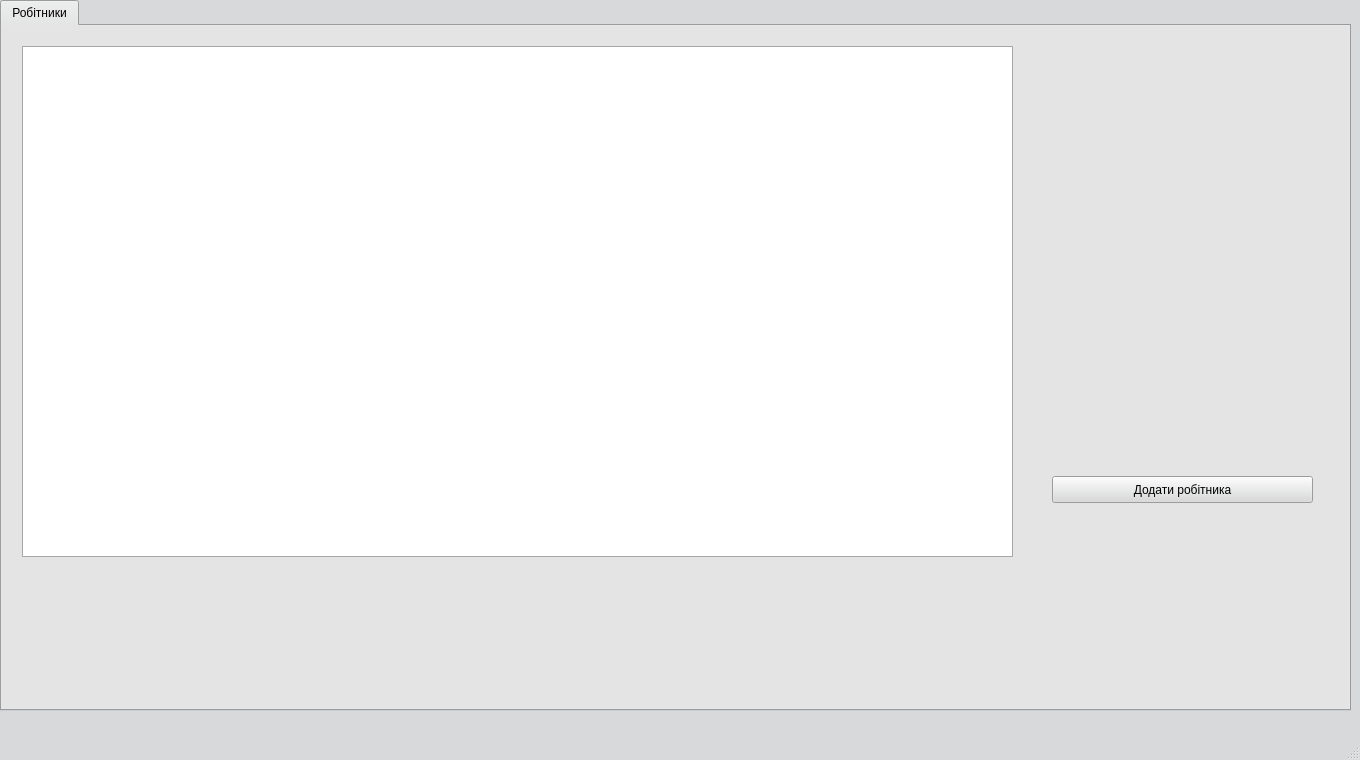
First picture: the form in hr_department.ui, repository landrew31/db_course_work, before the edit.
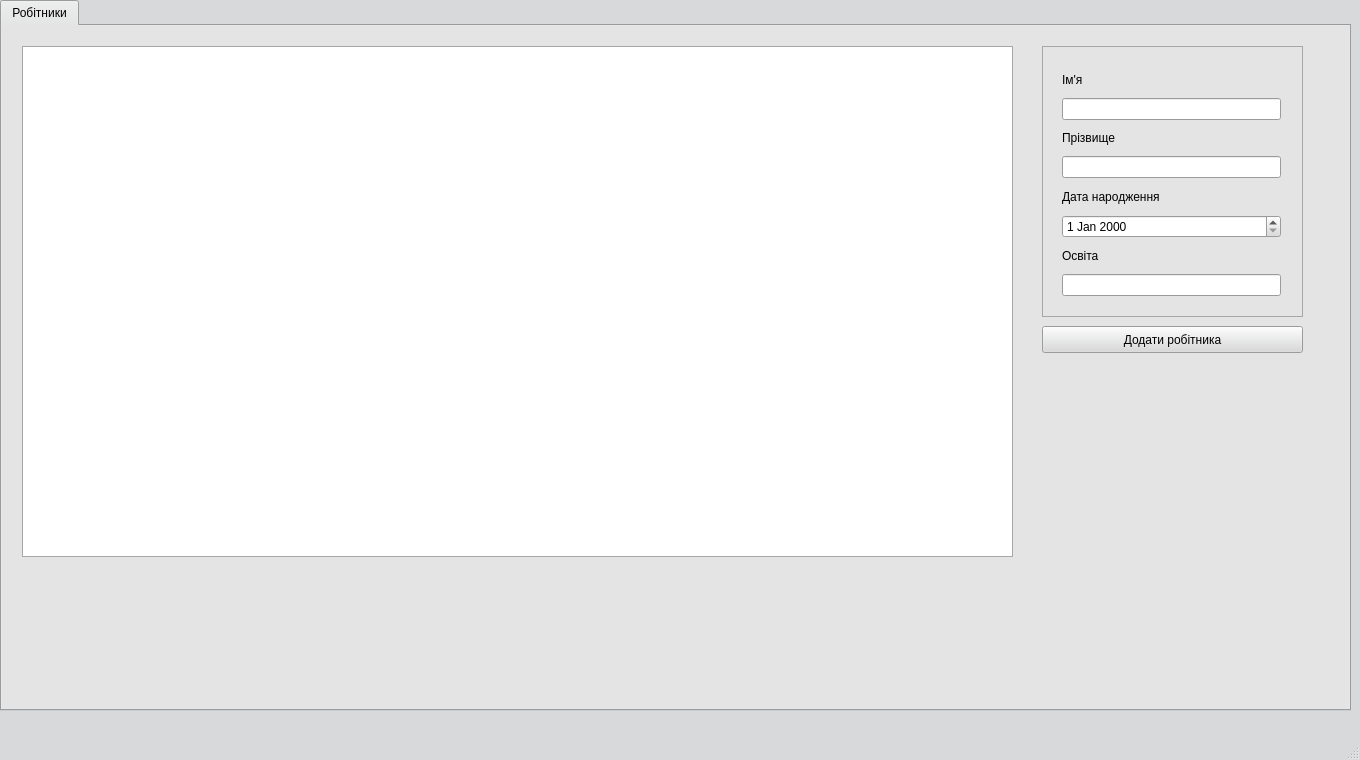
Second picture: the form after the edit.

Diff of the .ui file:
```diff
--- a/hr_department.ui
+++ b/hr_department.ui
@@ -509,8 +509,8 @@
      <widget class="QPushButton" name="button_addStuff">
       <property name="geometry">
        <rect>
-        <x>1050</x>
-        <y>450</y>
+        <x>1040</x>
+        <y>300</y>
         <width>261</width>
         <height>27</height>
        </rect>
@@ -519,6 +519,74 @@
        <string>Додати робітника</string>
       </property>
      </widget>
+     <widget class="QFrame" name="frame">
+      <property name="geometry">
+       <rect>
+        <x>1040</x>
+        <y>20</y>
+        <width>261</width>
+        <height>271</height>
+       </rect>
+      </property>
+      <property name="frameShape">
+       <enum>QFrame::StyledPanel</enum>
+      </property>
+      <property name="frameShadow">
+       <enum>QFrame::Raised</enum>
+      </property>
+      <widget class="QWidget" name="gridLayoutWidget">
+       <property name="geometry">
+        <rect>
+         <x>9</x>
+         <y>10</y>
+         <width>241</width>
+         <height>251</height>
+        </rect>
+       </property>
+       <layout class="QGridLayout" name="gridLayout">
+        <item row="4" column="0">
+         <widget class="QLabel" name="label_3">
+          <property name="text">
+           <string>Дата народження</string>
+          </property>
+         </widget>
+        </item>
+        <item row="2" column="0">
+         <widget class="QLabel" name="label_2">
+          <property name="text">
+           <string>Прізвище</string>
+          </property>
+         </widget>
+        </item>
+        <item row="3" column="0">
+         <widget class="QLineEdit" name="line_persurname"/>
+        </item>
+        <item row="0" column="0">
+         <widget class="QLabel" name="label">
+          <property name="text">
+           <string>Ім'я</string>
+          </property>
+         </widget>
+        </item>
+        <item row="6" column="0">
+         <widget class="QLabel" name="label_4">
+          <property name="text">
+           <string>Освіта</string>
+          </property>
+         </widget>
+        </item>
+        <item row="1" column="0">
+         <widget class="QLineEdit" name="line_pername"/>
+        </item>
+        <item row="5" column="0">
+         <widget class="QDateEdit" name="date_perbirth"/>
+        </item>
+        <item row="7" column="0">
+         <widget class="QLineEdit" name="line_peredu"/>
+        </item>
+       </layout>
+      </widget>
+     </widget>
     </widget>
    </widget>
   </widget>
```
